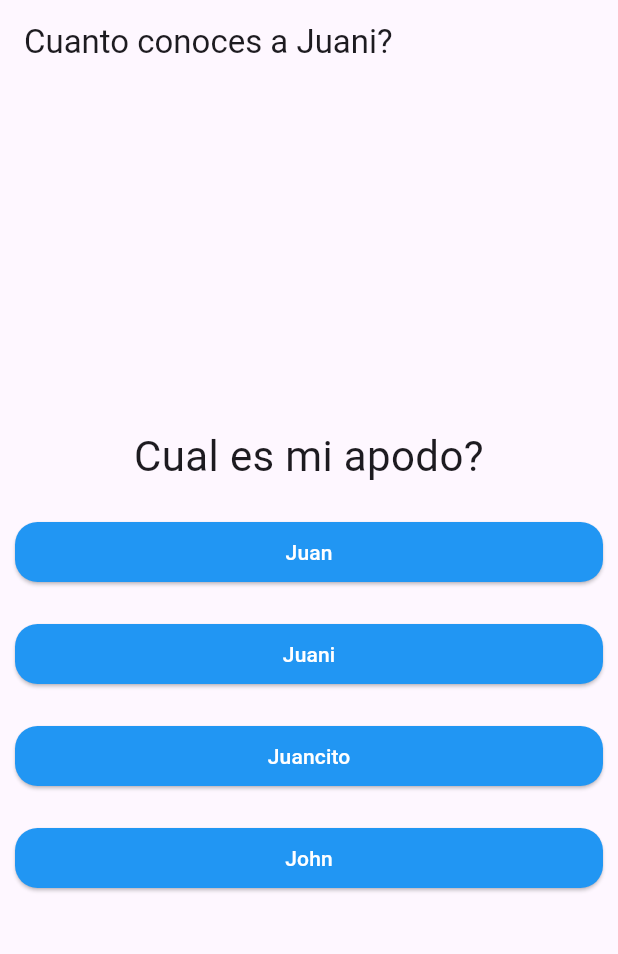
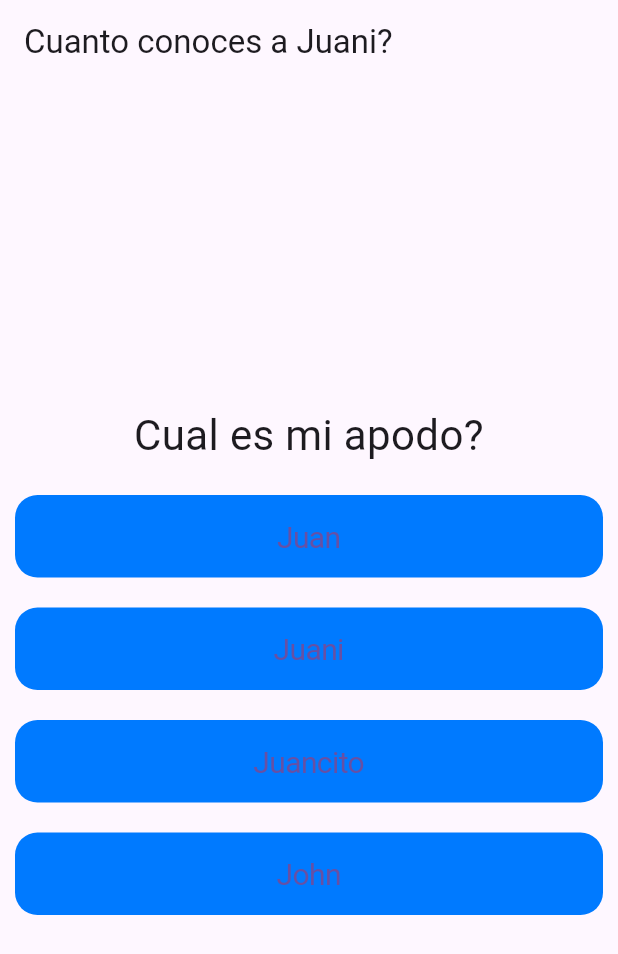
Before and after one commit to JuaniV2002/quiz_app, a Flutter app: the screen it shows after launch, on a phone screen of 412 x 824 dp. Shown: the top 954 px of the screen. Run offline on Flutter 3.47's test engine with Material 3 defaults, Android fonts, the phone set to English and light mode, and no system bars.

Commit message:
cupertino styled answer buttons

```diff
--- a/lib/answer.dart
+++ b/lib/answer.dart
@@ -1,10 +1,11 @@
-import 'package:flutter/material.dart';
+import 'package:flutter/cupertino.dart';
 
 class Answer extends StatelessWidget {
   final VoidCallback selectHandler;
   final String answerText;
 
-  const Answer(this.selectHandler, this.answerText, {Key? key}) : super(key: key);
+  const Answer(this.selectHandler, this.answerText, {Key? key})
+      : super(key: key);
 
   @override
   Widget build(BuildContext context) {
@@ -12,18 +13,16 @@ class Answer extends StatelessWidget {
       width: double.infinity,
       child: Container(
         margin: const EdgeInsets.all(10.0), // Add margin here
-        child: ElevatedButton(
-          style: ButtonStyle(
-            shape: WidgetStateProperty.all<RoundedRectangleBorder>(
-              RoundedRectangleBorder(
-                borderRadius: BorderRadius.circular(15),
-              ),
+        child: CupertinoButton(
+          color: CupertinoColors.activeBlue, // Button color
+          borderRadius: BorderRadius.circular(15), // Button border radius
+          onPressed: selectHandler,
+          child: Text(
+            answerText,
+            style: const TextStyle(
+              fontSize: 20,
             ),
-            backgroundColor: WidgetStateProperty.all<Color>(Colors.blue),
-            foregroundColor: WidgetStateProperty.all<Color>(Colors.white),
           ),
-          child: Text(answerText),
-          onPressed: selectHandler,
         ),
       ),
     );
```
